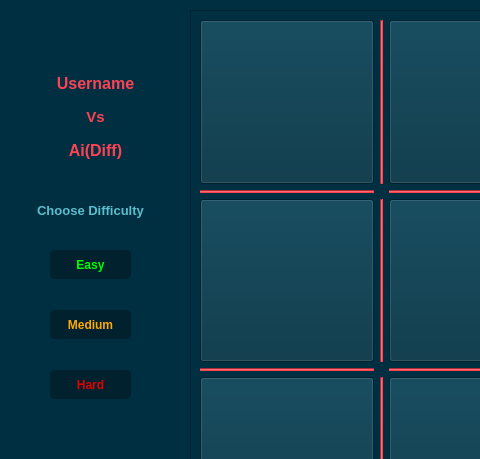
Above: GUI_Tic_Tac_Toe/pvai.ui from mo2menwael/Advanced-Tic-Tac-Toe before the change; both pictures show x 0 to 480 and y 0 to 459 of the 789 by 600 pixel window. Below: the same form after it.
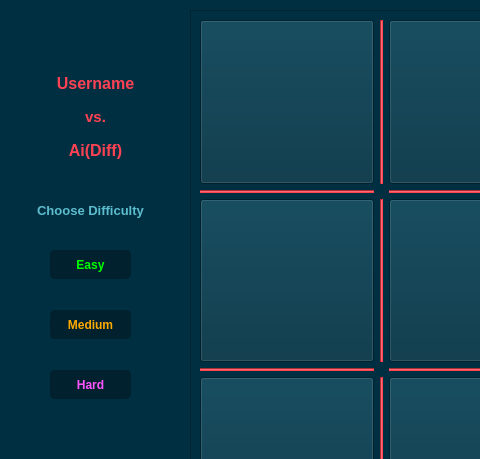
That is the form after the change.

Commit message: Update AI colors

What changed in the file:
```diff
--- a/GUI_Tic_Tac_Toe/pvai.ui
+++ b/GUI_Tic_Tac_Toe/pvai.ui
@@ -129,7 +129,7 @@
    </property>
    <property name="styleSheet">
     <string notr="true">QPushButton{
-color: rgb(225, 0, 0);
+color: rgb(255, 85, 255);
 background-color: rgb(0, 33, 45);
 border: 3px solid;
 border-radius: 5px;
@@ -227,7 +227,7 @@
        <string notr="true">color: rgb(253, 66, 83);</string>
       </property>
       <property name="text">
-       <string>Vs</string>
+       <string>vs.</string>
       </property>
       <property name="alignment">
        <set>Qt::AlignCenter</set>
```
The commit also changes 3 other files.
